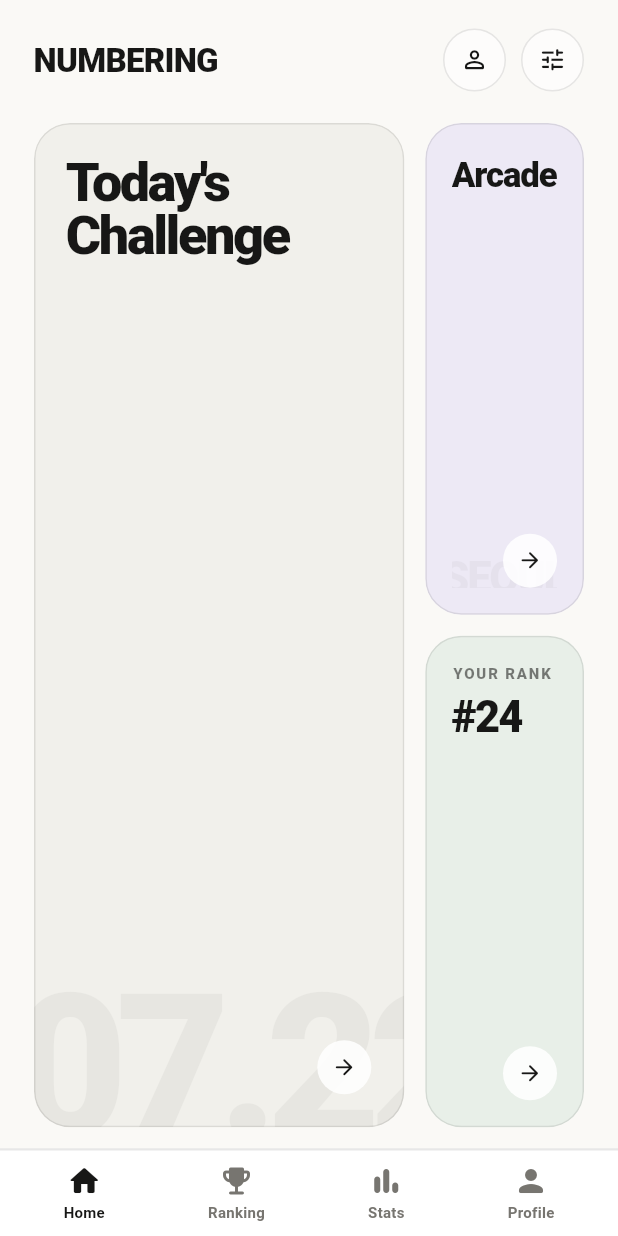
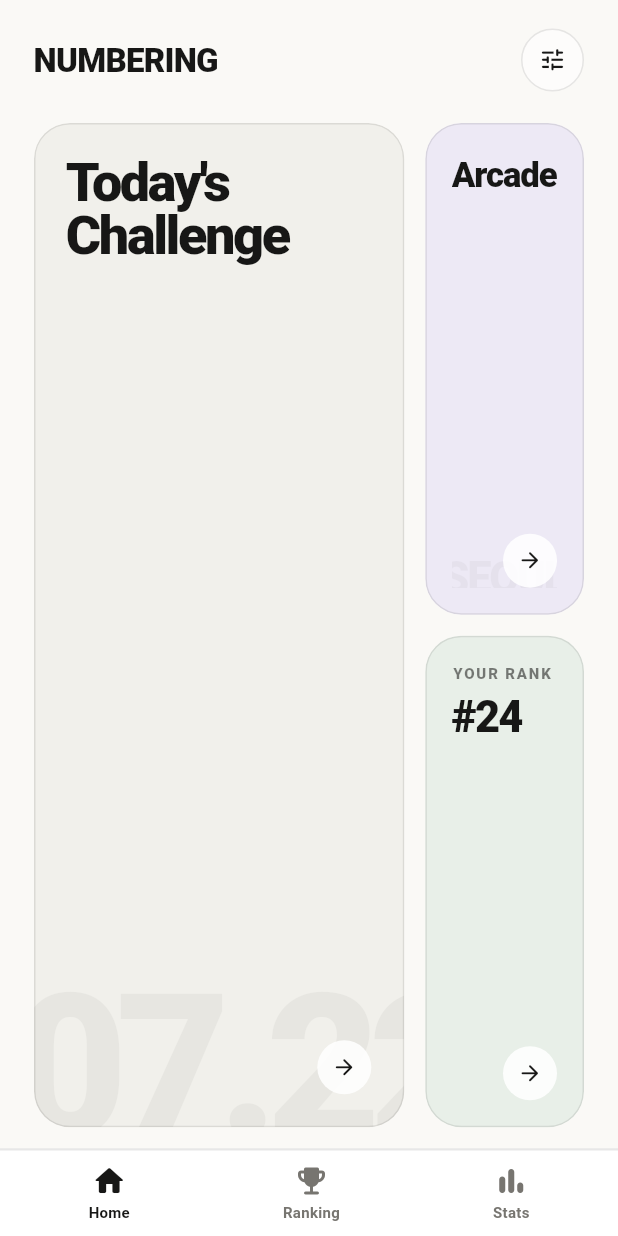
Before and after one commit to XuTuX/numbering_flutter, a Flutter app: the MainScreen screen opened directly, on a phone screen of 412 x 824 dp. Run offline on Flutter 3.47's test engine with Material 3 defaults, Android fonts, the phone set to English and light mode, and no system bars; our stand-ins replace audioplayers, get, google_fonts, google_mobile_ads, google_sign_in, shared_preferences and 2 more; missing offline and left inert: dart:html; accounts and stored records are empty.

Commit message:
프로필 관련 코드 삭제

```diff
--- a/lib/screens/home/home_screen.dart
+++ b/lib/screens/home/home_screen.dart
@@ -8,7 +8,6 @@ import 'package:numbering/game/numbering/level_progress_service.dart';
 import 'package:numbering/services/auth_service.dart';
 import 'package:numbering/services/audio_service.dart';
 
-import 'package:numbering/screens/profile/profile_screen.dart';
 import 'home_screen_flows.dart';
 import 'widgets/home_screen_content.dart';
 
@@ -101,7 +100,6 @@ class _HomeScreenState extends State<HomeScreen> with WidgetsBindingObserver {
       return HomeScreenContent(
         currentLevel: currentLevel,
         onSettingsTap: () => showSettingsScreen(authService),
-        onProfileTap: () => Get.to(() => const ProfileScreen()),
         onStartGame: () => openGameScreen(
           GameSessionConfig(
             mode: GameMode.normal,
--- a/lib/screens/home/widgets/home_screen_content.dart
+++ b/lib/screens/home/widgets/home_screen_content.dart
@@ -27,7 +27,6 @@ class HomeScreenContent extends StatelessWidget {
   const HomeScreenContent({
     super.key,
     required this.onSettingsTap,
-    required this.onProfileTap,
     required this.onStartGame,
     required this.onStartDaily,
     required this.onRankingTap,
@@ -35,7 +34,6 @@ class HomeScreenContent extends StatelessWidget {
   });
 
   final VoidCallback onSettingsTap;
-  final VoidCallback onProfileTap;
   final VoidCallback onStartGame;
   final Future<void> Function() onStartDaily;
   final VoidCallback onRankingTap;
@@ -61,7 +59,6 @@ class HomeScreenContent extends StatelessWidget {
                   const SizedBox(height: 12),
                   _HomeHeader(
                     onSettingsTap: onSettingsTap,
-                    onProfileTap: onProfileTap,
                   ),
                   const SizedBox(height: 14),
                   Expanded(
--- a/lib/screens/home/widgets/home_screen_content_components.dart
+++ b/lib/screens/home/widgets/home_screen_content_components.dart
@@ -40,12 +40,12 @@ class _ChallengeCard extends StatelessWidget {
               ),
             ),
           ),
-          Padding(
-            padding: const EdgeInsets.all(22),
+          const Padding(
+            padding: EdgeInsets.all(22),
             child: Column(
               crossAxisAlignment: CrossAxisAlignment.start,
               children: [
-                const Text(
+                Text(
                   "Today's\nChallenge",
                   style: TextStyle(
                     color: _homeInk,
@@ -55,8 +55,8 @@ class _ChallengeCard extends StatelessWidget {
                     letterSpacing: -1.6,
                   ),
                 ),
-                const Spacer(),
-                const Align(
+                Spacer(),
+                Align(
                   alignment: Alignment.bottomRight,
                   child: _ArrowCircle(),
                 ),
@@ -244,11 +244,9 @@ class _HomeCard extends StatelessWidget {
 class _HomeHeader extends StatelessWidget {
   const _HomeHeader({
     required this.onSettingsTap,
-    required this.onProfileTap,
   });
 
   final VoidCallback onSettingsTap;
-  final VoidCallback onProfileTap;
 
   @override
   Widget build(BuildContext context) {
@@ -272,12 +270,6 @@ class _HomeHeader extends StatelessWidget {
               ),
             ),
           ),
-          _HeaderIconButton(
-            tooltip: 'Profile',
-            icon: Icons.person_outline_rounded,
-            onTap: onProfileTap,
-          ),
-          const SizedBox(width: 10),
           _HeaderIconButton(
             tooltip: 'Settings',
             icon: Icons.tune_rounded,
--- a/lib/screens/main/main_screen.dart
+++ b/lib/screens/main/main_screen.dart
@@ -2,7 +2,6 @@ import 'package:flutter/material.dart';
 import 'package:numbering/screens/home/home_screen.dart';
 import 'package:numbering/screens/ranking/ranking_screen.dart';
 import 'package:numbering/screens/stats/stats_screen.dart';
-import 'package:numbering/screens/profile/profile_screen.dart';
 import 'package:numbering/theme/app_colors.dart';
 
 class MainScreen extends StatefulWidget {
@@ -19,7 +18,6 @@ class _MainScreenState extends State<MainScreen> {
     HomeScreen(),
     RankingScreen(),
     StatsScreen(),
-    ProfileScreen(),
   ];
 
   @override
@@ -55,7 +53,6 @@ class _MainScreenState extends State<MainScreen> {
               _buildNavItem(0, Icons.home_rounded, 'Home'),
               _buildNavItem(1, Icons.emoji_events_rounded, 'Ranking'),
               _buildNavItem(2, Icons.bar_chart_rounded, 'Stats'),
-              _buildNavItem(3, Icons.person_rounded, 'Profile'),
             ],
           ),
         ),
```
Also changed, not shown: lib/screens/profile/profile_screen.dart (deleted, +0 -164 lines), 1 other file.
